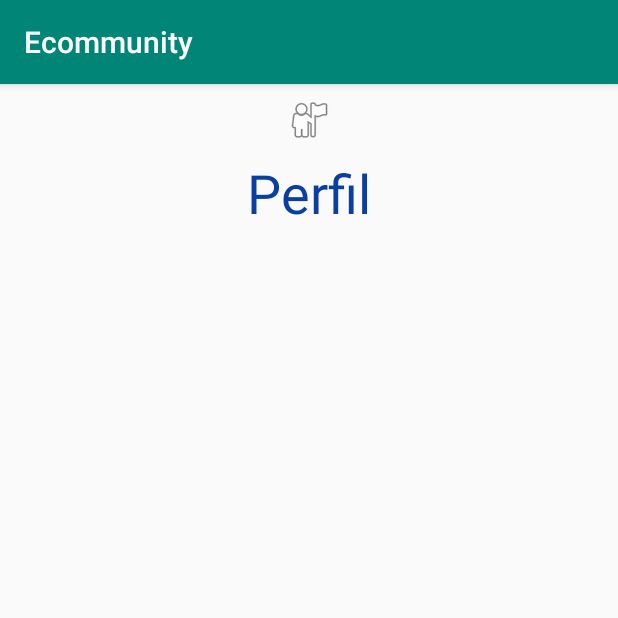
After one commit to JardelPasturczak/Ecommunity, an Android app: the PerfilActivity screen opened directly, with no data from a screen before it, on a phone screen of 412 x 824 dp, the top half of it. The commit adds this screen. Run offline under Robolectric (Android 15) with nearby library versions, the phone set to English and light mode, and no system bars; 2 statements that could not run were skipped.

Commit message:
app com cadastro e listagem de usuário funcionando

```diff
--- a/app/src/main/AndroidManifest.xml
+++ b/app/src/main/AndroidManifest.xml
@@ -9,7 +9,8 @@
         android:roundIcon="@mipmap/ic_launcher_round"
         android:supportsRtl="true"
         android:theme="@style/AppTheme">
-        <activity android:name=".CriarUsuarioActivity"></activity>
+        <activity android:name=".PerfilActivity"></activity>
+        <activity android:name=".CriarUsuarioActivity" />
         <activity android:name=".MainActivity">
             <intent-filter>
                 <action android:name="android.intent.action.MAIN" />
--- a/app/src/main/java/com/example/ecommunity/Conexao.java
+++ b/app/src/main/java/com/example/ecommunity/Conexao.java
@@ -18,7 +18,7 @@ public class Conexao extends SQLiteOpenHelper {
 
     @Override
     public void onCreate(SQLiteDatabase db) {
-
+/*
         db.execSQL("create table usuario(id integer primary key autoincrement, " +
                 "razaoSocial varchar (50)," +
                 "cnpj varchar (50)," +
@@ -30,10 +30,12 @@ public class Conexao extends SQLiteOpenHelper {
                 "rua varchar(50)," +
                 "numero varchar(50)," +
                 "senha varchar(50))");
+
+ */
     }
 
     @Override
     public void onUpgrade(SQLiteDatabase db, int oldVersion, int newVersion) {
-
+        db.execSQL("drop table usuario");
     }
 }
--- a/app/src/main/java/com/example/ecommunity/MainActivity.java
+++ b/app/src/main/java/com/example/ecommunity/MainActivity.java
@@ -25,6 +25,14 @@ public class MainActivity extends AppCompatActivity {
         bt_login_entrar = (Button) findViewById(R.id.bt_login_entrar);
         bt_login_criarUsuario = (Button) findViewById(R.id.bt_login_criarUsuario);
 
+        bt_login_entrar.setOnClickListener(new View.OnClickListener() {
+            @Override
+            public void onClick(View v) {
+                Intent i = new Intent(MainActivity.this, PerfilActivity.class);
+                startActivity(i);
+            }
+        });
+
         bt_login_criarUsuario.setOnClickListener(new View.OnClickListener() {
             @Override
             public void onClick(View v) {
--- /dev/null
+++ b/app/src/main/java/com/example/ecommunity/PerfilActivity.java
@@ -0,0 +1,36 @@
+package com.example.ecommunity;
+
+import androidx.appcompat.app.AppCompatActivity;
+
+import android.os.Bundle;
+import android.widget.ArrayAdapter;
+import android.widget.ListView;
+
+import java.util.ArrayList;
+import java.util.List;
+
+public class PerfilActivity extends AppCompatActivity {
+
+    private ListView listView;
+    private UsuarioDAO dao;
+    private List<Usuario> usuarios;
+    private List<Usuario> usuariosFiltrados = new ArrayList<>();
+
+    @Override
+    protected void onCreate(Bundle savedInstanceState) {
+        super.onCreate(savedInstanceState);
+        setContentView(R.layout.activity_perfil);
+
+        listView = (ListView) findViewById(R.id.lv_perfil_lista);
+
+        dao = new UsuarioDAO(this);
+
+        usuarios = dao.listarUsuario();
+
+        usuariosFiltrados.addAll(usuarios);
+        ArrayAdapter<Usuario> adapter = new ArrayAdapter<>(this,  android.R.layout.simple_list_item_1, usuarios);
+        listView.setAdapter(adapter);
+
+
+    }
+}
--- a/app/src/main/java/com/example/ecommunity/Usuario.java
+++ b/app/src/main/java/com/example/ecommunity/Usuario.java
@@ -103,4 +103,13 @@ public class Usuario implements Serializable {
     public void setSenha(String senha) {
         this.senha = senha;
     }
+
+    @Override
+    public String toString(){
+        return "Empresa: " + razaoSocial + " - Cidade: " + cidade;
+
+
+    }
+
+
 }
--- a/app/src/main/java/com/example/ecommunity/UsuarioDAO.java
+++ b/app/src/main/java/com/example/ecommunity/UsuarioDAO.java
@@ -2,7 +2,11 @@ package com.example.ecommunity;
 
 import android.content.ContentValues;
 import android.content.Context;
+import android.database.Cursor;
 import android.database.sqlite.SQLiteDatabase;
+
+import java.util.ArrayList;
+import java.util.List;
 
 public class UsuarioDAO {
 
@@ -16,8 +20,6 @@ public class UsuarioDAO {
 
     public long criarUsuario(Usuario usuario) {
         ContentValues cv = new ContentValues();
-
-        cv.put("id", usuario.getId());
 
         cv.put("razaoSocial", usuario.getRazaoSocial());
         cv.put("cnpj", usuario.getCnpj());
@@ -37,4 +39,41 @@ public class UsuarioDAO {
     }
 
 
+    public List<Usuario> listarUsuario() {
+        List<Usuario> usuarios = new ArrayList<>();
+        Cursor cursor = banco.query("usuario", new String[]{
+                        "id",
+                        "razaoSocial", "cnpj",
+                        "nomeRepresentante", "emailRepresentante", "telefoneRepresentante",
+                        "cep", "cidade", "rua", "numero",
+                        "senha"},
+                null, null, null, null, null);
+// CONSULTA POR ID - "id" + "= 2 "
+
+
+        while (cursor.moveToNext()) {
+            Usuario usuario = new Usuario();
+
+            usuario.setId(cursor.getInt(0));
+
+            usuario.setRazaoSocial(cursor.getString(1));
+            usuario.setCnpj(cursor.getString(2));
+
+            usuario.setNomeRepresentante(cursor.getString(3));
+            usuario.setEmailRepresentante(cursor.getString(4));
+            usuario.setTelefoneRepresentante(cursor.getString(5));
+
+            usuario.setCep(cursor.getString(6));
+            usuario.setCidade(cursor.getString(7));
+            usuario.setRua(cursor.getString(8));
+            usuario.setNumero(cursor.getString(9));
+
+            usuario.setSenha(cursor.getString(10));
+
+            usuarios.add(usuario);
+        }
+        return usuarios;
+    }
+
+
 }
--- /dev/null
+++ b/app/src/main/res/layout/activity_perfil.xml
@@ -0,0 +1,44 @@
+<?xml version="1.0" encoding="utf-8"?>
+<androidx.constraintlayout.widget.ConstraintLayout xmlns:android="http://schemas.android.com/apk/res/android"
+    xmlns:app="http://schemas.android.com/apk/res-auto"
+    xmlns:tools="http://schemas.android.com/tools"
+    android:layout_width="match_parent"
+    android:layout_height="match_parent"
+    tools:context=".PerfilActivity">
+
+    <ImageView
+        android:id="@+id/imageView3"
+        android:layout_width="wrap_content"
+        android:layout_height="wrap_content"
+        android:layout_marginTop="8dp"
+        app:layout_constraintBottom_toTopOf="@+id/textView6"
+        app:layout_constraintEnd_toEndOf="parent"
+        app:layout_constraintStart_toStartOf="parent"
+        app:layout_constraintTop_toTopOf="parent"
+        app:srcCompat="@android:drawable/ic_menu_myplaces" />
+
+    <TextView
+        android:id="@+id/textView6"
+        android:layout_width="wrap_content"
+        android:layout_height="wrap_content"
+        android:layout_marginStart="8dp"
+        android:layout_marginTop="8dp"
+        android:layout_marginEnd="8dp"
+        android:text="Perfil"
+        android:textColor="@color/colorAccent"
+        android:textSize="36sp"
+        app:layout_constraintEnd_toEndOf="parent"
+        app:layout_constraintStart_toStartOf="parent"
+        app:layout_constraintTop_toBottomOf="@+id/imageView3" />
+
+    <ListView
+        android:id="@+id/lv_perfil_lista"
+        android:layout_width="wrap_content"
+        android:layout_height="566dp"
+        android:layout_marginStart="8dp"
+        android:layout_marginTop="24dp"
+        android:layout_marginEnd="8dp"
+        app:layout_constraintEnd_toEndOf="parent"
+        app:layout_constraintStart_toStartOf="parent"
+        app:layout_constraintTop_toBottomOf="@+id/textView6" />
+</androidx.constraintlayout.widget.ConstraintLayout>
--- a/app/src/main/res/values/colors.xml
+++ b/app/src/main/res/values/colors.xml
@@ -2,5 +2,5 @@
 <resources>
     <color name="colorPrimary">#008577</color>
     <color name="colorPrimaryDark">#00574B</color>
-    <color name="colorAccent">#083B9D</color>
+    <color name="colorAccent">#093FA5</color>
 </resources>
```
